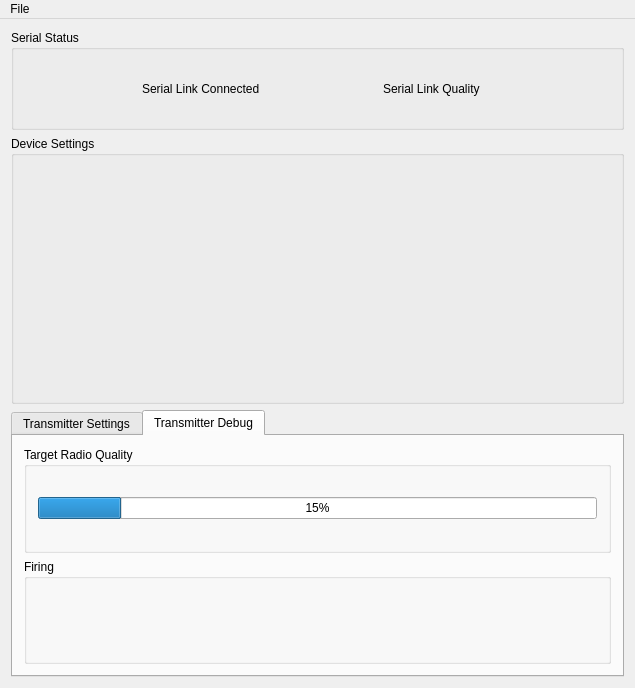
The window that tools/boomconfig/mainwindow.ui (Buanderie/boomrtx) describes before a commit, drawn with Qt 5.
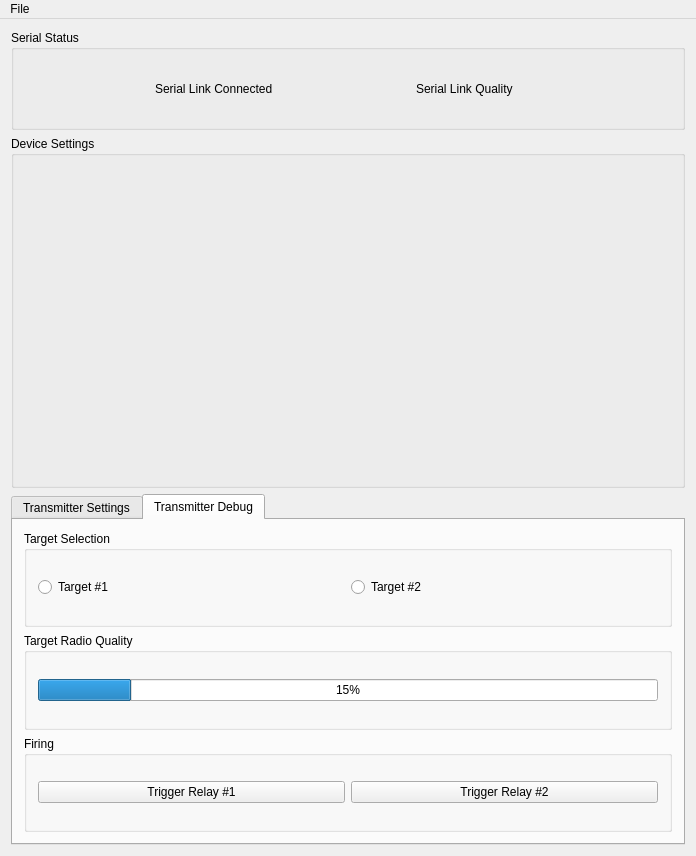
The same window after the commit. The open tabs and pages were chosen to show the change. Custom widgets are drawn as their Qt base class.

Commit message: Addition of Radio Quality debug output for dev. purposes and/or advanced usage

Patch:
```diff
--- a/tools/boomconfig/mainwindow.ui
+++ b/tools/boomconfig/mainwindow.ui
@@ -6,8 +6,8 @@
    <rect>
     <x>0</x>
     <y>0</y>
-    <width>635</width>
-    <height>688</height>
+    <width>696</width>
+    <height>856</height>
    </rect>
   </property>
   <property name="windowTitle">
@@ -136,6 +136,29 @@
         <string>Transmitter Debug</string>
        </attribute>
        <layout class="QVBoxLayout" name="verticalLayout">
+        <item>
+         <widget class="QGroupBox" name="groupBox_5">
+          <property name="title">
+           <string>Target Selection</string>
+          </property>
+          <layout class="QGridLayout" name="gridLayout_5">
+           <item row="0" column="0">
+            <widget class="QRadioButton" name="radioButton">
+             <property name="text">
+              <string>Target #1</string>
+             </property>
+            </widget>
+           </item>
+           <item row="0" column="1">
+            <widget class="QRadioButton" name="radioButton_2">
+             <property name="text">
+              <string>Target #2</string>
+             </property>
+            </widget>
+           </item>
+          </layout>
+         </widget>
+        </item>
         <item>
          <widget class="QGroupBox" name="groupBox_2">
           <property name="title">
@@ -160,6 +183,22 @@
           <property name="title">
            <string>Firing</string>
           </property>
+          <layout class="QGridLayout" name="gridLayout_6">
+           <item row="0" column="0">
+            <widget class="QPushButton" name="pushButton">
+             <property name="text">
+              <string>Trigger Relay #1</string>
+             </property>
+            </widget>
+           </item>
+           <item row="0" column="1">
+            <widget class="QPushButton" name="pushButton_2">
+             <property name="text">
+              <string>Trigger Relay #2</string>
+             </property>
+            </widget>
+           </item>
+          </layout>
          </widget>
         </item>
        </layout>
@@ -173,7 +212,7 @@
     <rect>
      <x>0</x>
      <y>0</y>
-     <width>635</width>
+     <width>696</width>
      <height>22</height>
     </rect>
    </property>
```
Left out of the diff: 2 changed lines with no effect on the pictures. The commit also changes 6 other files.
